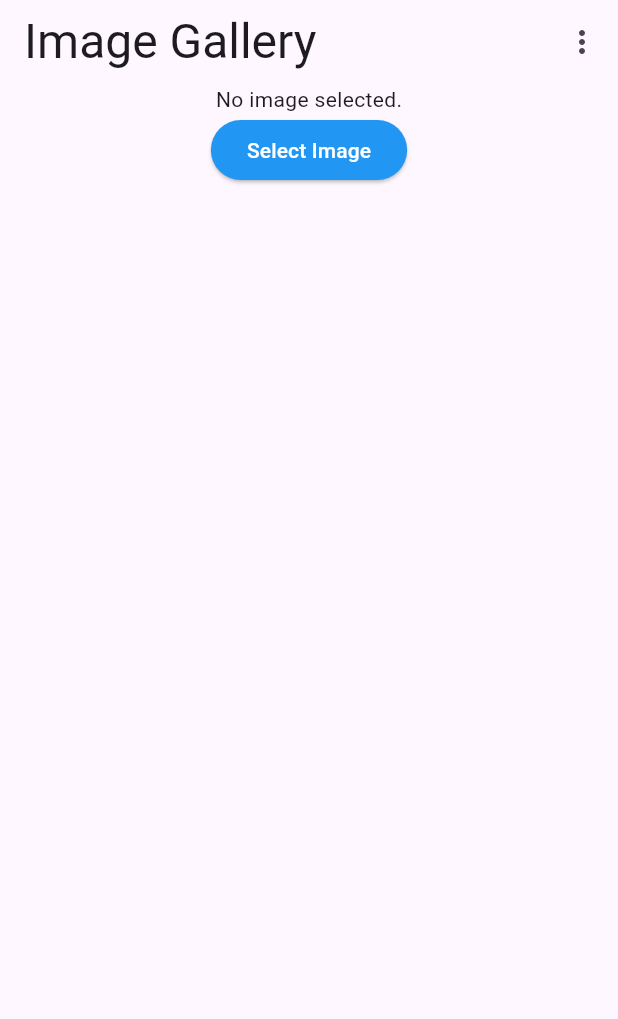
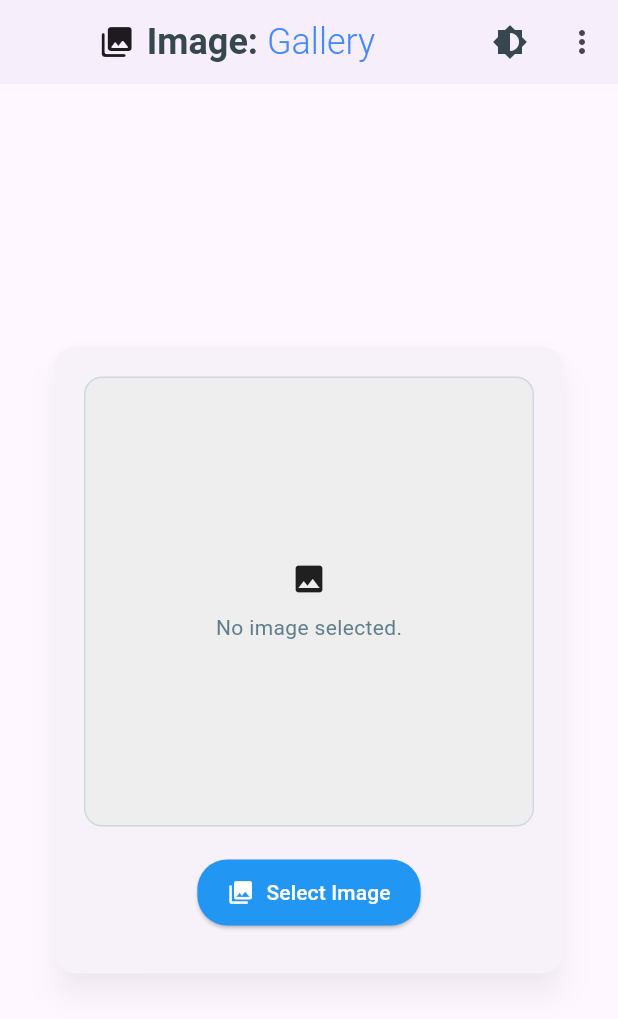
Before and after one commit to FelipeQueFez/flutter-web, a Flutter app: the screen it shows after launch, on a phone screen of 412 x 824 dp. Shown: the top 1019 px of the screen. Run offline on Flutter 3.47's test engine with Material 3 defaults, Android fonts, the phone set to English and light mode, and no system bars; our stand-ins replace firebase_core, firebase_storage; missing offline and left inert: image_picker_for_web, image_picker_platform_interface; accounts and stored records are empty; generated files the repository leaves out were written again.

Commit message:
chore:4.2

```diff
--- a/lib/image_gallery.dart
+++ b/lib/image_gallery.dart
@@ -63,12 +63,61 @@ class _ImageGalleryState extends State<ImageGallery> {
     });
   }
 
+  void _changeTheme(ThemeData theme) {
+    MyApp.setTheme(context, theme);
+  }
+
   @override
   Widget build(BuildContext context) {
     return Scaffold(
+      backgroundColor: Theme.of(context).scaffoldBackgroundColor,
       appBar: AppBar(
-        title: Text(AppLocalizations.of(context)!.title),
+        backgroundColor: Theme.of(context).appBarTheme.backgroundColor,
+        elevation: 1,
+        centerTitle: true,
+        title: Row(
+          mainAxisAlignment: MainAxisAlignment.center,
+          children: [
+            const Icon(Icons.photo_library_rounded),
+            const SizedBox(
+              width: 8,
+            ),
+            Text.rich(
+              TextSpan(
+                children: [
+                  TextSpan(
+                    text: 'Image: ',
+                    style: TextStyle(
+                      fontSize: 24,
+                      fontWeight: FontWeight.bold,
+                      color: Colors.blueGrey[800],
+                    ),
+                  ),
+                  const TextSpan(
+                    text: 'Gallery',
+                    style: TextStyle(
+                      fontSize: 24,
+                      fontWeight: FontWeight.w300,
+                      color: Colors.blueAccent,
+                    ),
+                  )
+                ],
+              ),
+            ),
+            // Text(AppLocalizations.of(context)!.title),
+          ],
+        ),
         actions: [
+          IconButton(
+            icon: Icon(Icons.brightness_6, color: Colors.blueGrey[800]),
+            onPressed: () {
+              if (Theme.of(context).brightness == Brightness.dark) {
+                _changeTheme(lightTheme);
+              } else {
+                _changeTheme(darkTheme);
+              }
+            },
+          ),
           PopupMenuButton(onSelected: (String value) {
             if (value == "English") {
               _changeLanguage(Locale('en'));
@@ -85,30 +134,115 @@ class _ImageGalleryState extends State<ImageGallery> {
           }),
         ],
       ),
-      body: Center(
+      body: Stack(
+        children: [
+          Center(
+            child: Padding(
+              padding: const EdgeInsets.all(20.0),
+              child: Card(
+                shape: RoundedRectangleBorder(
+                  borderRadius: BorderRadius.circular(15),
+                ),
+                elevation: 8,
+                shadowColor: Colors.black26,
+                child: Padding(
+                  padding: const EdgeInsets.all(20),
                   child: Column(
+                    mainAxisSize: MainAxisSize.min,
                     children: [
-            _image != null
-                ? Image.memory(_image!)
-                : Text(AppLocalizations.of(context)!.no_image_selected),
-            ElevatedButton(
+                      Container(
+                        width: 300,
+                        height: 300,
+                        decoration: BoxDecoration(
+                          color: Colors.grey[200],
+                          borderRadius: BorderRadius.circular(12),
+                          border: Border.all(
+                            color: Colors.blueGrey.shade100,
+                          ),
+                        ),
+                        child: _image != null
+                            ? ClipRRect(
+                                borderRadius: BorderRadius.circular(12),
+                                child: Image.memory(
+                                  _image!,
+                                  fit: BoxFit.cover,
+                                ),
+                              )
+                            : Column(
+                                mainAxisAlignment: MainAxisAlignment.center,
+                                children: [
+                                  Icon(
+                                    Icons.image,
+                                  ),
+                                  const SizedBox(
+                                    height: 10,
+                                  ),
+                                  Text(
+                                    AppLocalizations.of(context)!
+                                        .no_image_selected,
+                                    style: TextStyle(
+                                      color: Colors.blueGrey,
+                                    ),
+                                  )
+                                ],
+                              ),
+                      ),
+                      const SizedBox(
+                        height: 20,
+                      ),
+                      ElevatedButton.icon(
                         onPressed: _pickeImage,
-              child: Text(AppLocalizations.of(context)!.select_image),
+                        style: ElevatedButton.styleFrom(
+                          backgroundColor: Colors.blue,
+                          shape: RoundedRectangleBorder(
+                            borderRadius: BorderRadius.circular(20),
+                          ),
+                          padding: const EdgeInsets.symmetric(
+                            horizontal: 20,
+                            vertical: 12,
+                          ),
+                        ),
+                        icon: const Icon(
+                          Icons.photo_library,
+                          color: Colors.white,
+                        ),
+                        label: Text(AppLocalizations.of(context)!.select_image),
                       ),
                       const SizedBox(
                         height: 10,
                       ),
                       if (_image != null)
-              ElevatedButton(
+                        ElevatedButton.icon(
                           onPressed: _uploadImage,
-                child: Text(AppLocalizations.of(context)!.upload_image),
+                          style: ElevatedButton.styleFrom(
+                            backgroundColor: Colors.green,
+                            shape: RoundedRectangleBorder(
+                              borderRadius: BorderRadius.circular(20),
                             ),
-            if (loading != null && loading == true) CircularProgressIndicator(),
+                            padding: const EdgeInsets.symmetric(
+                              horizontal: 20,
+                              vertical: 12,
+                            ),
+                          ),
+                          icon: const Icon(
+                            Icons.cloud_upload,
+                            color: Colors.white,
+                          ),
+                          label:
+                              Text(AppLocalizations.of(context)!.upload_image),
+                        ),
+                      if (loading != null && loading == true)
+                        CircularProgressIndicator(),
                       if (loading != null && loading == false)
                         Text(AppLocalizations.of(context)!.image_uploaded)
                     ],
                   ),
                 ),
+              ),
+            ),
+          ),
+        ],
+      ),
     );
   }
 }
```
Lines whose indentation alone changed are shown as unchanged.
